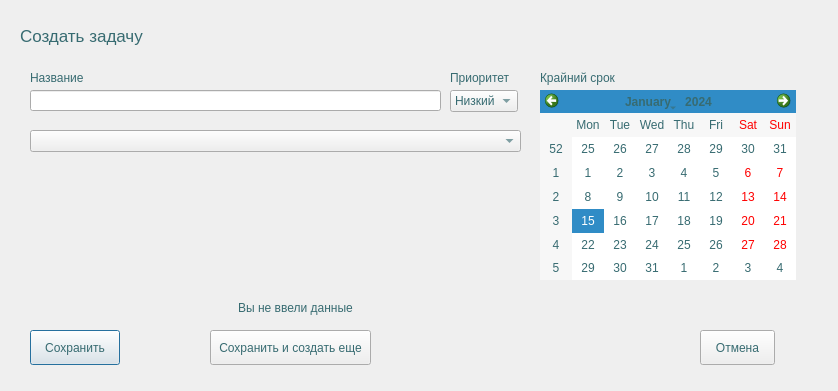
First picture: the form in FormTask.ui, repository Barnaga/TerraCRM, before the edit.
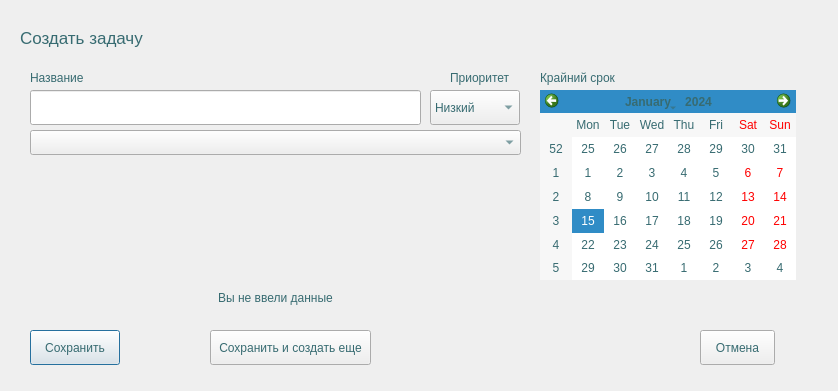
Second picture: the form after the edit.

Patch:
```diff
--- a/FormTask.ui
+++ b/FormTask.ui
@@ -26,10 +26,22 @@
     <rect>
      <x>30</x>
      <y>90</y>
-     <width>411</width>
-     <height>21</height>
+     <width>391</width>
+     <height>35</height>
     </rect>
    </property>
+   <property name="sizePolicy">
+    <sizepolicy hsizetype="Expanding" vsizetype="Fixed">
+     <horstretch>0</horstretch>
+     <verstretch>0</verstretch>
+    </sizepolicy>
+   </property>
+   <property name="minimumSize">
+    <size>
+     <width>0</width>
+     <height>35</height>
+    </size>
+   </property>
   </widget>
   <widget class="QPushButton" name="saveBtn">
    <property name="geometry">
@@ -63,10 +75,10 @@
    </property>
    <property name="geometry">
     <rect>
-     <x>180</x>
-     <y>300</y>
-     <width>231</width>
-     <height>16</height>
+     <x>30</x>
+     <y>280</y>
+     <width>491</width>
+     <height>35</height>
     </rect>
    </property>
    <property name="sizePolicy">
@@ -75,6 +87,12 @@
      <verstretch>0</verstretch>
     </sizepolicy>
    </property>
+   <property name="minimumSize">
+    <size>
+     <width>0</width>
+     <height>35</height>
+    </size>
+   </property>
    <property name="text">
     <string>Вы не ввели данные</string>
    </property>
@@ -91,9 +109,15 @@
      <x>20</x>
      <y>20</y>
      <width>161</width>
-     <height>31</height>
+     <height>35</height>
     </rect>
    </property>
+   <property name="minimumSize">
+    <size>
+     <width>0</width>
+     <height>35</height>
+    </size>
+   </property>
    <property name="font">
     <font>
      <pointsize>13</pointsize>
@@ -119,12 +143,18 @@
   <widget class="QComboBox" name="priority">
    <property name="geometry">
     <rect>
-     <x>450</x>
+     <x>430</x>
      <y>90</y>
-     <width>68</width>
-     <height>22</height>
+     <width>90</width>
+     <height>35</height>
     </rect>
    </property>
+   <property name="minimumSize">
+    <size>
+     <width>90</width>
+     <height>35</height>
+    </size>
+   </property>
    <item>
     <property name="text">
      <string>Низкий</string>
@@ -196,9 +226,15 @@
      <x>30</x>
      <y>130</y>
      <width>491</width>
-     <height>22</height>
+     <height>25</height>
     </rect>
    </property>
+   <property name="minimumSize">
+    <size>
+     <width>0</width>
+     <height>25</height>
+    </size>
+   </property>
   </widget>
  </widget>
  <layoutdefault spacing="6" margin="11"/>
```
Left out of the diff: 18 changed lines with no effect on the pictures.
